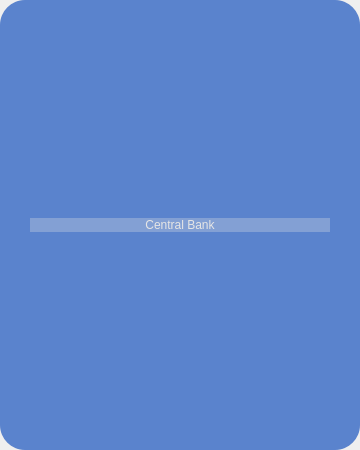
Qt form FictitiousBank01.ui (Pedrognd/FictitiousBank) before a commit.
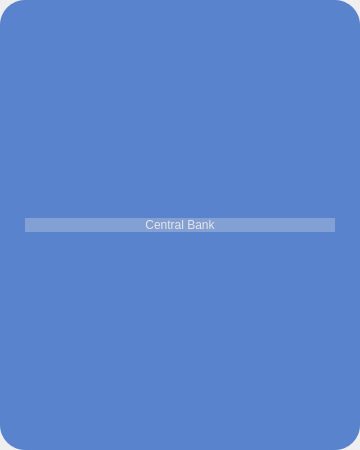
The same form after that commit. Icons and pictures are not drawn.

Commit message: Comunicação entre 'FictitiousBank02.ui' e 'FictitiousBank03.ui'

Patch:
```diff
--- a/FictitiousBank01.ui
+++ b/FictitiousBank01.ui
@@ -108,13 +108,13 @@
           <number>0</number>
          </property>
          <property name="leftMargin">
-          <number>30</number>
+          <number>25</number>
          </property>
          <property name="topMargin">
           <number>30</number>
          </property>
          <property name="rightMargin">
-          <number>30</number>
+          <number>25</number>
          </property>
          <property name="bottomMargin">
           <number>30</number>
@@ -244,6 +244,9 @@
               <property name="alignment">
                <set>Qt::AlignCenter</set>
               </property>
+              <property name="margin">
+               <number>0</number>
+              </property>
              </widget>
             </item>
             <item>
```
The commit also changes 3 other files.
